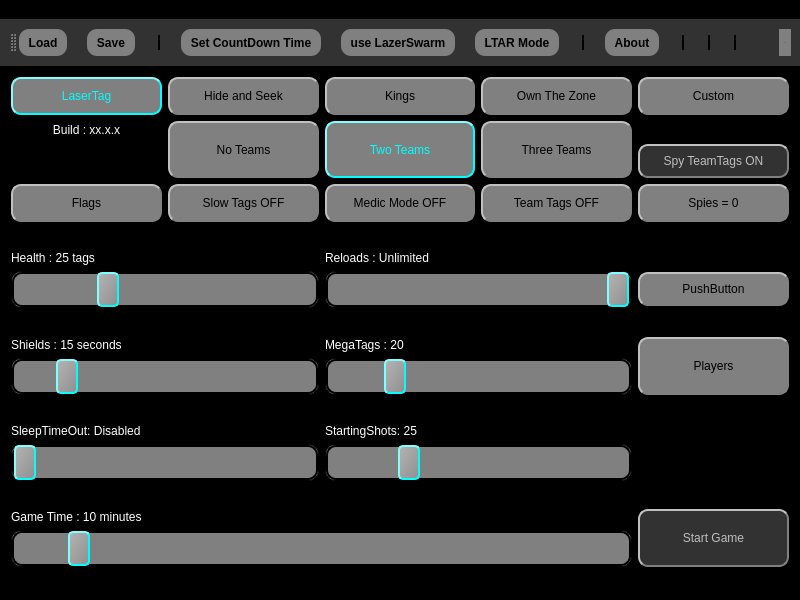
Old version of the form LttoMainWindow.ui in the repository rmick/Combobulator.
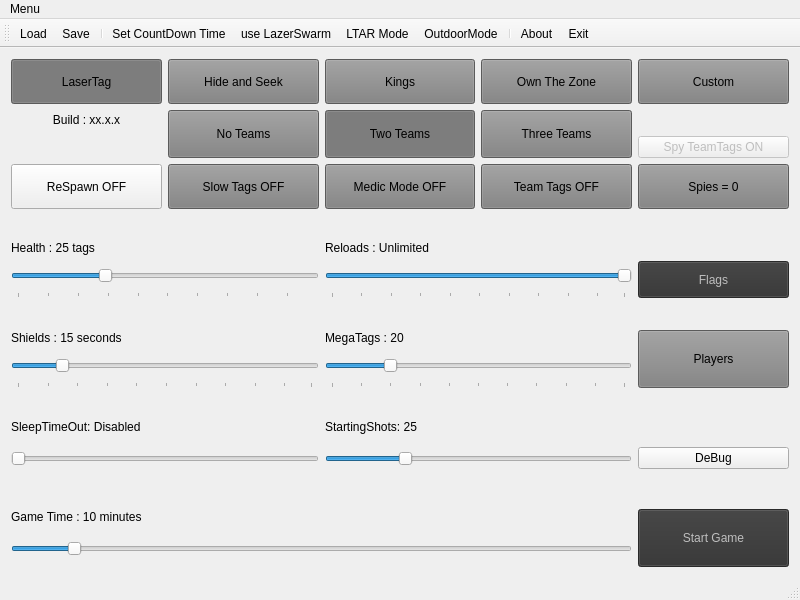
New version of the form.

What changed in the file:
```diff
--- a/LttoMainWindow.ui
+++ b/LttoMainWindow.ui
@@ -26,139 +26,7 @@
    <string>LaserTag Combobulator</string>
   </property>
   <property name="styleSheet">
-   <string notr="true">        QSpinBox
-        {
-        color: white;
-        }
-
-        /*---------------------------------------------------------------------------*/
-
-        QMessageBox
-        {
-            font:white;
-        }
-
-        /*---------------------------------------------------------------------------*/
-
-        QMenu
-        {
-            font: white;
-            color: white;
-        }
-
-        /*---------------------------------------------------------------------------*/
-
-        QWidget
-        {
-            background-color: black;
-            font: white;
-        }
-
-        /*---------------------------------------------------------------------------*/
-
-        QLabel
-        {
-            color: white;
-        }
-
-        /*---------------------------------------------------------------------------*/
-
-        QListWidget
-        {
-            color: white;
-        }
-
-        /*---------------------------------------------------------------------------*/
-
-        QToolBar
-        {
-            border: grey;
-            border-width: 2px;
-            background-color: rgb(50,50,50);
-            spacing: 20px;
-            padding: 10px;
-        }
-
-        /*---------------------------------------------------------------------------*/
-
-        QToolButton
-        {
-            border-width: 2px;
-                border-radius: 10px;
-                border-color: cyan;
-            background-color:grey;
-            padding: 5px;
-            spacing: 20px;
-            font: bold;
-        }
-
-        QtoolButton:hover
-        {
-            color: rgb(250,200,200)
-        }
-
-        QToolButton:checked
-        {
-            font: red;
-        border-color: cyan
-        }
-
-        /*---------------------------------------------------------------------------*/
-
-        QPushButton
-        {
-            background-color: grey;
-            border-style: outset;
-            border-width: 2px;
-            border-radius: 10px;
-            border-color: grey;
-            min-width: 50;
-            min-height: 30;
-        }
-
-        QPushButton:disabled
-        {
-            /*background-color: rgb(200,230	,230); */
-            background-color: rgb(50, 50, 50);
-        }
-
-        QPushButton:checked
-        {
-            border-color: cyan;
-            /*background-color: rgb(50,220,200);*/
-            color: cyan;
-            /*font-weight: bold;*/
-         }
-
-        /*---------------------------------------------------------------------------*/
-
-        QSlider
-        {
-            min-height: 35px;
-            background: grey;
-            border-style: outset;
-            border-width: 1px;
-            border-radius: 10px;
-            border-color: black;
-        }
-
-        QSlider::groove:horizontal {
-            border-style: outset;
-            border-width: 2px;
-            border-radius: 10px;
-            border-color: black;
-        }
-
-        QSlider::handle:horizontal {
-            background: qlineargradient(x1:0, y1:0, x2:1, y2:1, stop:0 #b4b4b4, stop:1 #8f8f8f);
-            border: 1px solid #5c5c5c;
-            width: 18px;
-            margin: -2px 0; /* handle is placed by default on the contents rect of the groove. Expand outside the groove*/
-            border-style: outset;
-            border-width: 2px;
-            border-radius: 5px;
-            border-color: cyan;
-        }</string>
+   <string notr="true"/>
   </property>
   <property name="tabShape">
    <enum>QTabWidget::Triangular</enum>
@@ -1095,119 +963,6 @@
       </property>
      </widget>
     </item>
-    <item row="4" column="0" rowspan="2">
-     <widget class="QPushButton" name="btn_Flags">
-      <property name="enabled">
-       <bool>true</bool>
-      </property>
-      <property name="sizePolicy">
-       <sizepolicy hsizetype="Preferred" vsizetype="Preferred">
-        <horstretch>0</horstretch>
-        <verstretch>0</verstretch>
-       </sizepolicy>
-      </property>
-      <property name="minimumSize">
-       <size>
-        <width>54</width>
-        <height>34</height>
-       </size>
-      </property>
-      <property name="palette">
-       <palette>
-        <active>
-         <colorrole role="Button">
-          <brush brushstyle="SolidPattern">
-           <color alpha="255">
-            <red>128</red>
-            <green>128</green>
-            <blue>128</blue>
-           </color>
-          </brush>
-         </colorrole>
-         <colorrole role="Base">
-          <brush brushstyle="SolidPattern">
-           <color alpha="255">
-            <red>128</red>
-            <green>128</green>
-            <blue>128</blue>
-           </color>
-          </brush>
-         </colorrole>
-         <colorrole role="Window">
-          <brush brushstyle="SolidPattern">
-           <color alpha="255">
-            <red>128</red>
-            <green>128</green>
-            <blue>128</blue>
-           </color>
-          </brush>
-         </colorrole>
-        </active>
-        <inactive>
-         <colorrole role="Button">
-          <brush brushstyle="SolidPattern">
-           <color alpha="255">
-            <red>128</red>
-            <green>128</green>
-            <blue>128</blue>
-           </color>
-          </brush>
-         </colorrole>
-         <colorrole role="Base">
-          <brush brushstyle="SolidPattern">
-           <color alpha="255">
-            <red>128</red>
-            <green>128</green>
-            <blue>128</blue>
-           </color>
-          </brush>
-         </colorrole>
-         <colorrole role="Window">
-          <brush brushstyle="SolidPattern">
-           <color alpha="255">
-            <red>128</red>
-            <green>128</green>
-            <blue>128</blue>
-           </color>
-          </brush>
-         </colorrole>
-        </inactive>
-        <disabled>
-         <colorrole role="Button">
-          <brush brushstyle="SolidPattern">
-           <color alpha="255">
-            <red>50</red>
-            <green>50</green>
-            <blue>50</blue>
-           </color>
-          </brush>
-         </colorrole>
-         <colorrole role="Base">
-          <brush brushstyle="SolidPattern">
-           <color alpha="255">
-            <red>50</red>
-            <green>50</green>
-            <blue>50</blue>
-           </color>
-          </brush>
-         </colorrole>
-         <colorrole role="Window">
-          <brush brushstyle="SolidPattern">
-           <color alpha="255">
-            <red>50</red>
-            <green>50</green>
-            <blue>50</blue>
-           </color>
-          </brush>
-         </colorrole>
-        </disabled>
-       </palette>
-      </property>
-      <property name="text">
-       <string>Flags</string>
-      </property>
-     </widget>
-    </item>
     <item row="4" column="5" rowspan="2">
      <widget class="QPushButton" name="btn_Spies">
       <property name="sizePolicy">
@@ -2467,10 +2222,139 @@
       </property>
      </widget>
     </item>
-    <item row="8" column="5">
+    <item row="14" column="5">
      <widget class="QPushButton" name="btn_Debug">
       <property name="text">
-       <string>PushButton</string>
+       <string>DeBug</string>
+      </property>
+     </widget>
+    </item>
+    <item row="8" column="5">
+     <widget class="QPushButton" name="btn_Flags">
+      <property name="enabled">
+       <bool>false</bool>
+      </property>
+      <property name="sizePolicy">
+       <sizepolicy hsizetype="Preferred" vsizetype="Preferred">
+        <horstretch>0</horstretch>
+        <verstretch>0</verstretch>
+       </sizepolicy>
+      </property>
+      <property name="minimumSize">
+       <size>
+        <width>54</width>
+        <height>34</height>
+       </size>
+      </property>
+      <property name="palette">
+       <palette>
+        <active>
+         <colorrole role="Button">
+          <brush brushstyle="SolidPattern">
+           <color alpha="255">
+            <red>128</red>
+            <green>128</green>
+            <blue>128</blue>
+           </color>
+          </brush>
+         </colorrole>
+         <colorrole role="Base">
+          <brush brushstyle="SolidPattern">
+           <color alpha="255">
+            <red>128</red>
+            <green>128</green>
+            <blue>128</blue>
+           </color>
+          </brush>
+         </colorrole>
+         <colorrole role="Window">
+          <brush brushstyle="SolidPattern">
+           <color alpha="255">
+            <red>128</red>
+            <green>128</green>
+            <blue>128</blue>
+           </color>
+          </brush>
+         </colorrole>
+        </active>
+        <inactive>
+         <colorrole role="Button">
+          <brush brushstyle="SolidPattern">
+           <color alpha="255">
+            <red>128</red>
+            <green>128</green>
+            <blue>128</blue>
+           </color>
+          </brush>
+         </colorrole>
+         <colorrole role="Base">
+          <brush brushstyle="SolidPattern">
+           <color alpha="255">
+            <red>128</red>
+            <green>128</green>
+            <blue>128</blue>
+           </color>
+          </brush>
+         </colorrole>
+         <colorrole role="Window">
+          <brush brushstyle="SolidPattern">
+           <color alpha="255">
+            <red>128</red>
+            <green>128</green>
+            <blue>128</blue>
+           </color>
+          </brush>
+         </colorrole>
+        </inactive>
+        <disabled>
+         <colorrole role="Button">
+          <brush brushstyle="SolidPattern">
+           <color alpha="255">
+            <red>50</red>
+            <green>50</green>
+            <blue>50</blue>
+           </color>
+          </brush>
+         </colorrole>
+         <colorrole role="Base">
+          <brush brushstyle="SolidPattern">
+           <color alpha="255">
+            <red>50</red>
+            <green>50</green>
+            <blue>50</blue>
+           </color>
+          </brush>
+         </colorrole>
+         <colorrole role="Window">
+          <brush brushstyle="SolidPattern">
+           <color alpha="255">
+            <red>50</red>
+            <green>50</green>
+            <blue>50</blue>
+           </color>
+          </brush>
+         </colorrole>
+        </disabled>
+       </palette>
+      </property>
+      <property name="text">
+       <string>Flags</string>
+      </property>
+     </widget>
+    </item>
+    <item row="4" column="0" rowspan="2">
+     <widget class="QPushButton" name="btn_ReSpawn">
+      <property name="sizePolicy">
+       <sizepolicy hsizetype="Preferred" vsizetype="Preferred">
+        <horstretch>0</horstretch>
+        <verstretch>0</verstretch>
+       </sizepolicy>
+      </property>
+      <property name="text">
+       <string>ReSpawn OFF</string>
+      </property>
+      <property name="checkable">
+       <bool>true</bool>
       </property>
      </widget>
     </item>
@@ -2524,13 +2408,10 @@
    <addaction name="actionSet_CountDown_Time"/>
    <addaction name="actionuse_LazerSwarm"/>
    <addaction name="actionLTAR_Mode"/>
+   <addaction name="actionOutdoorMode"/>
    <addaction name="separator"/>
    <addaction name="actionAbout"/>
-   <addaction name="separator"/>
-   <addaction name="separator"/>
-   <addaction name="separator"/>
    <addaction name="actionExit"/>
-   <addaction name="separator"/>
   </widget>
   <widget class="QStatusBar" name="statusBar"/>
   <action name="actionSave">
@@ -2574,6 +2455,14 @@
     <string>LTAR Mode</string>
    </property>
   </action>
+  <action name="actionOutdoorMode">
+   <property name="checkable">
+    <bool>true</bool>
+   </property>
+   <property name="text">
+    <string>OutdoorMode</string>
+   </property>
+  </action>
  </widget>
  <layoutdefault spacing="6" margin="11"/>
  <resources/>
```
Left out of the diff: 1 changed line with no effect on the pictures.
